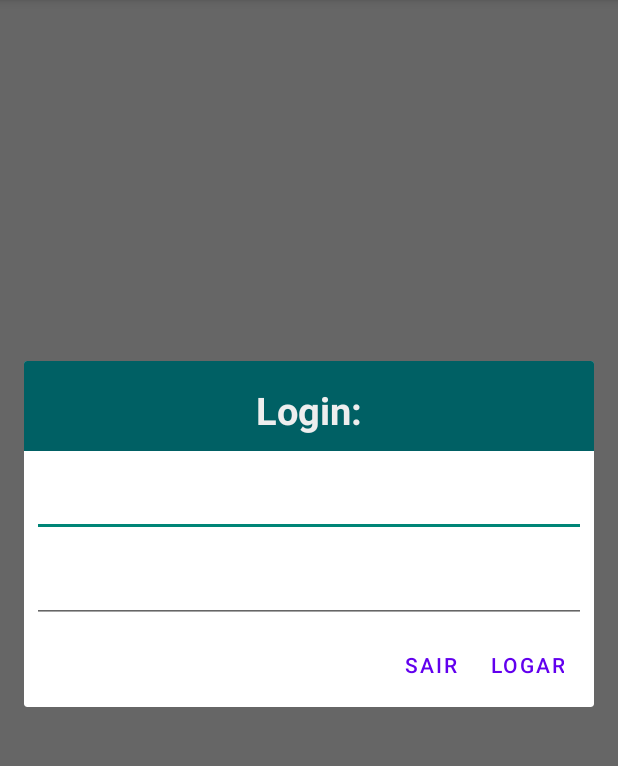
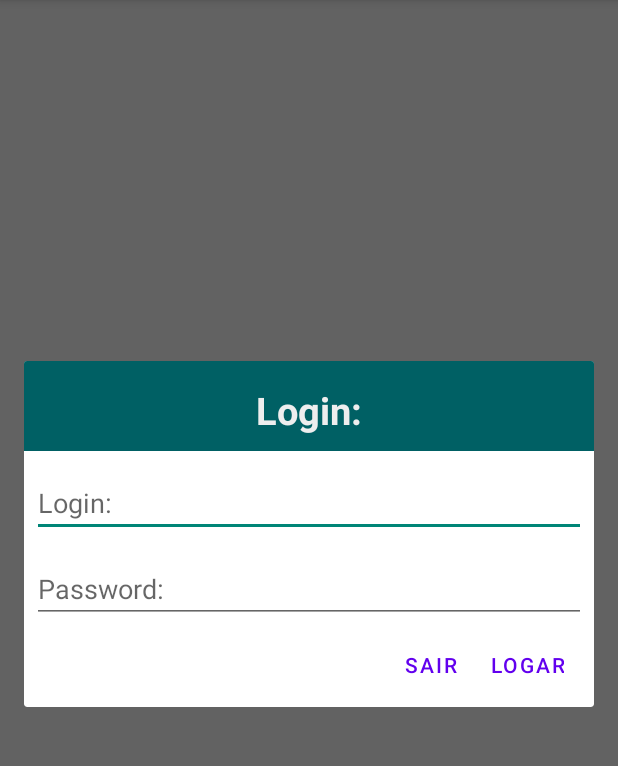
Before and after one commit to jnojair2010/jair_projetos, an Android app: the screen it shows after launch (MainActivity), after a tap on "ALERTA PERSONALIZADO", on a phone screen of 412 x 824 dp, the part 84-850 px from its top. Run offline under Robolectric (Android 15) with nearby library versions, the phone set to English and light mode, and no system bars.

Commit message:
aualizarcao alertDialog layout
feito atualização da layout da AlertDialogPersonalizado

```diff
--- a/Android/AlertDialogPersonalizado/app/src/main/res/layout/activity_main.xml
+++ b/Android/AlertDialogPersonalizado/app/src/main/res/layout/activity_main.xml
@@ -4,6 +4,7 @@
     xmlns:tools="http://schemas.android.com/tools"
     android:layout_width="match_parent"
     android:layout_height="match_parent"
+    android:background="#f5f5f5"
     tools:context=".MainActivity">
 
     <Button
--- a/Android/AlertDialogPersonalizado/app/src/main/res/layout/alert_dialog_personalizado_login.xml
+++ b/Android/AlertDialogPersonalizado/app/src/main/res/layout/alert_dialog_personalizado_login.xml
@@ -22,6 +22,7 @@
         android:layout_marginLeft="5dp"
         android:layout_marginRight="5dp"
         android:layout_below="@+id/tituLologin"
+        android:hint="Login:"
         android:layout_marginTop="12dp">
 
     </EditText>
@@ -33,6 +34,7 @@
         android:layout_marginRight="5dp"
         android:layout_below="@+id/edtLogin"
         android:layout_marginTop="12dp"
+        android:hint="Password:"
         android:inputType="textPassword"
         >
 
```
